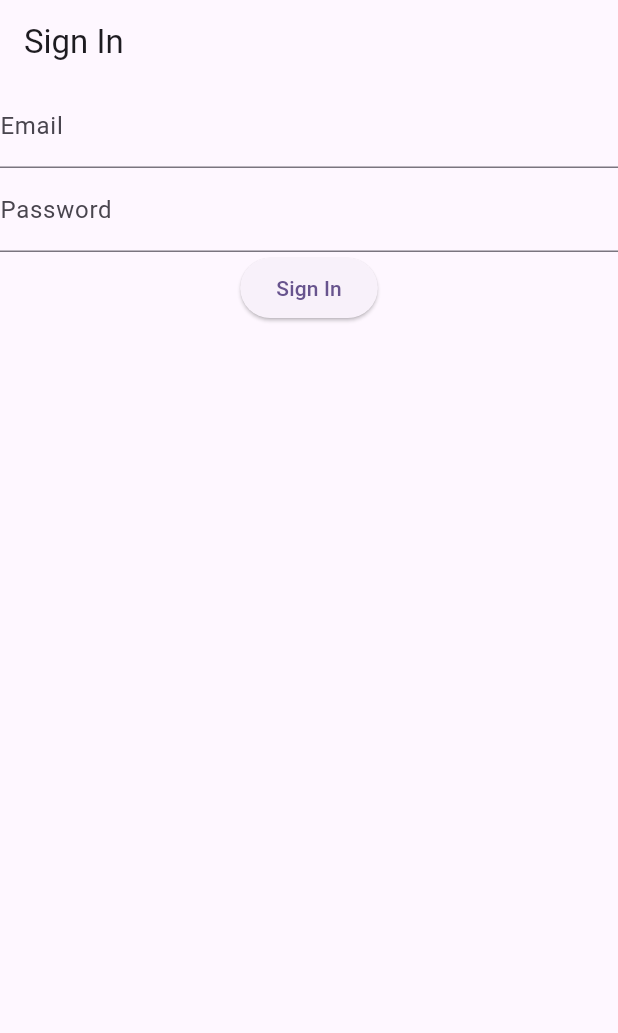
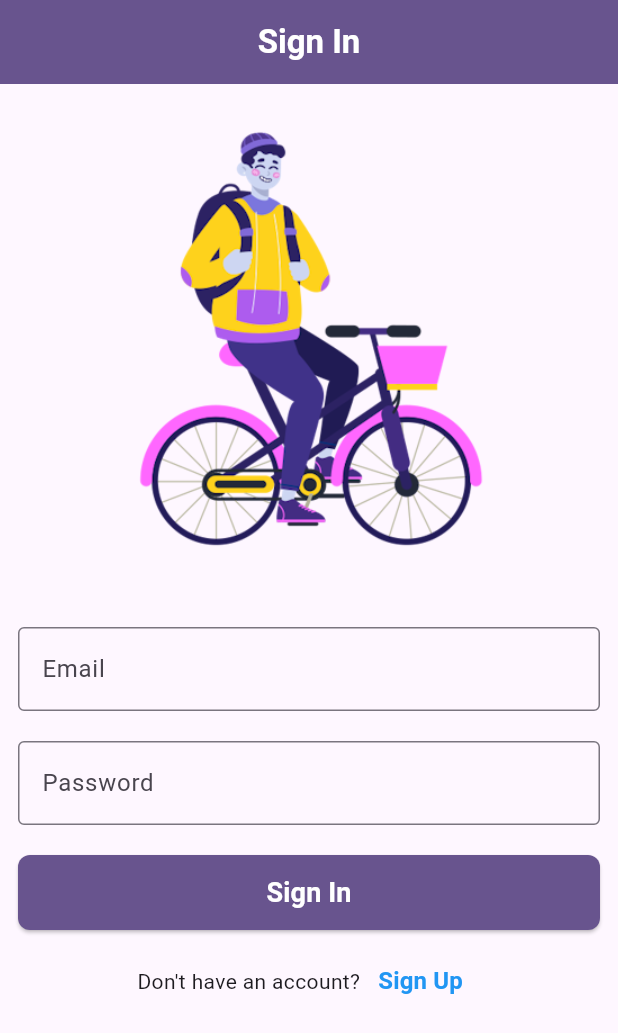
Before and after one commit to samiulislam09/travel-journal, a Flutter app: the screen it shows after launch, on a phone screen of 412 x 824 dp. Shown: the top 1033 px of the screen. Run offline on Flutter 3.47's test engine with Material 3 defaults, Android fonts, the phone set to English and light mode, and no system bars.

Commit message:
completed design of sign in page

```diff
--- a/lib/screens/signin/signin.dart
+++ b/lib/screens/signin/signin.dart
@@ -8,29 +8,81 @@ class SignIn extends StatelessWidget {
   Widget build(BuildContext context) {
     return Scaffold(
       appBar: AppBar(
-        title: const Text('Sign In'),
+        backgroundColor: Theme.of(context).colorScheme.primary,
+        title: const Text(
+          'Sign In',
+          style: TextStyle(color: Colors.white, fontWeight: FontWeight.bold),
+        ),
+        centerTitle: true,
       ),
       body: Center(
           child: Column(
         children: [
+          SizedBox(height: 20),
+          Container(
+            height: 300,
+            width: double.infinity,
+            child: Image.asset('assets/images/Riding.png'),
+          ),
+          SizedBox(height: 30),
+          Padding(
+            padding: const EdgeInsets.all(12),
+            child: Column(
+              children: [
                 TextField(
                   decoration: const InputDecoration(
-              labelText: 'Email',
+                      labelText: 'Email', border: OutlineInputBorder()),
                 ),
-          ),
+                SizedBox(height: 20),
                 TextField(
                   decoration: const InputDecoration(
-              labelText: 'Password',
+                      labelText: 'Password', border: OutlineInputBorder()),
                 ),
-          ),
-          ElevatedButton(
+                SizedBox(height: 20),
+                Container(
+                  width: double.infinity,
+                  height: 50,
+                  child: ElevatedButton(
                     onPressed: () {
                       Navigator.push(
                         context,
-                MaterialPageRoute(builder: (context) => const HomeScreen()),
+                        MaterialPageRoute(builder: (context) => HomeScreen()),
                       );
                     },
-            child: const Text('Sign In'),
+                    style: ElevatedButton.styleFrom(
+                      backgroundColor: Theme.of(context).colorScheme.primary,
+                      shape: RoundedRectangleBorder(
+                        borderRadius: BorderRadius.circular(8),
+                      ),
+                    ),
+                    child: const Text(
+                      'Sign In',
+                      style: TextStyle(
+                          color: Colors.white,
+                          fontWeight: FontWeight.bold,
+                          fontSize: 18),
+                    ),
+                  ),
+                ),
+                SizedBox(height: 10),
+                Row(
+                  mainAxisAlignment: MainAxisAlignment.center,
+                  children: [
+                    const Text('Don\'t have an account?'),
+                    TextButton(
+                      onPressed: () {},
+                      child: const Text(
+                        'Sign Up',
+                        style: TextStyle(
+                            color: Colors.blue,
+                            fontWeight: FontWeight.bold,
+                            fontSize: 16),
+                      ),
+                    ),
+                  ],
+                ),
+              ],
+            ),
           ),
         ],
       )),
```
Also changed, not shown: pubspec.yaml (+4 -6 lines), assets/images/Riding.png (added), pubspec.lock. Lines whose indentation alone changed are shown as unchanged.
